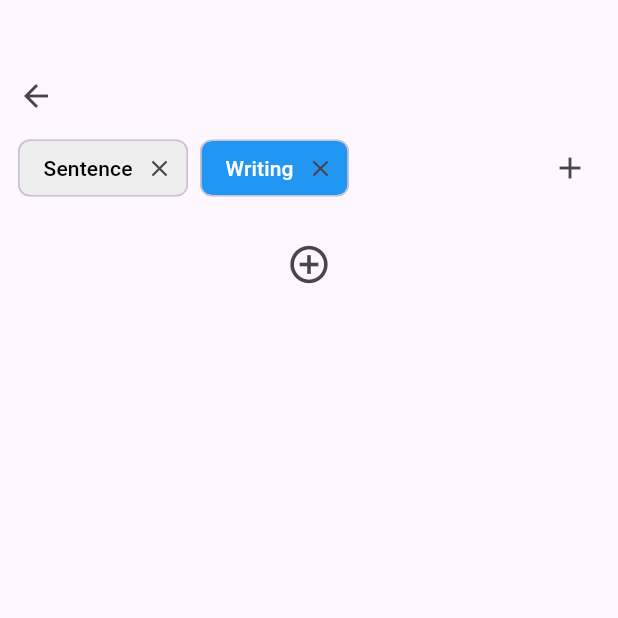
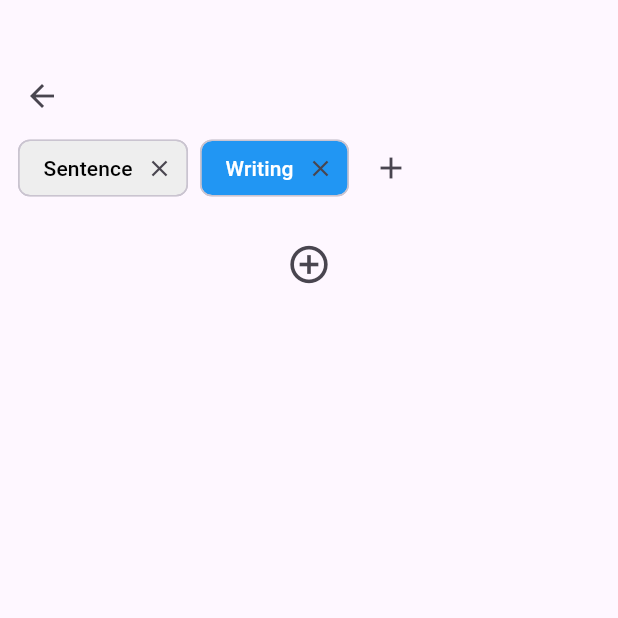
Before and after one commit to tanliang2/writing_app, a Flutter app: the screen it shows after launch, after a tap on the "close" icon, on a phone screen of 412 x 824 dp, the top half of it. Run offline on Flutter 3.47's test engine with Material 3 defaults, Android fonts, the light colour scheme and no system bars.

Commit message:
Ui modify

```diff
--- a/lib/screens/home_screen.dart
+++ b/lib/screens/home_screen.dart
@@ -56,10 +56,12 @@ class _HomeScreenState extends State<HomeScreen> {
       body: Column(
         children: [
           Container(
-            padding: const EdgeInsets.only(top: 40),
+            padding: const EdgeInsets.only(top: 40, left: 4),
             child: Row(
               children: [
                 IconButton(
+                  padding: EdgeInsets.zero,
+                  constraints: const BoxConstraints(),
                   icon: const Icon(Icons.arrow_back),
                   onPressed: () {
                     // 返回功能
@@ -77,8 +79,10 @@ class _HomeScreenState extends State<HomeScreen> {
                     padding: const EdgeInsets.symmetric(horizontal: 8),
                     child: Row(
                       children: [
-                        Expanded(
-                          child: SingleChildScrollView(
+                        // Expanded(
+                        //   child: ,
+                        // ),
+                        SingleChildScrollView(
                           scrollDirection: Axis.horizontal,
                           child: Row(
                             children: List.generate(_tabs.length, (index) {
@@ -111,8 +115,7 @@ class _HomeScreenState extends State<HomeScreen> {
                               );
                             }),
                           ),
-                          ),
-                        ),
+                        )   ,
                         IconButton(
                           icon: const Icon(Icons.add),
                           onPressed: _addTab,
```
Lines whose indentation alone changed are shown as unchanged.
